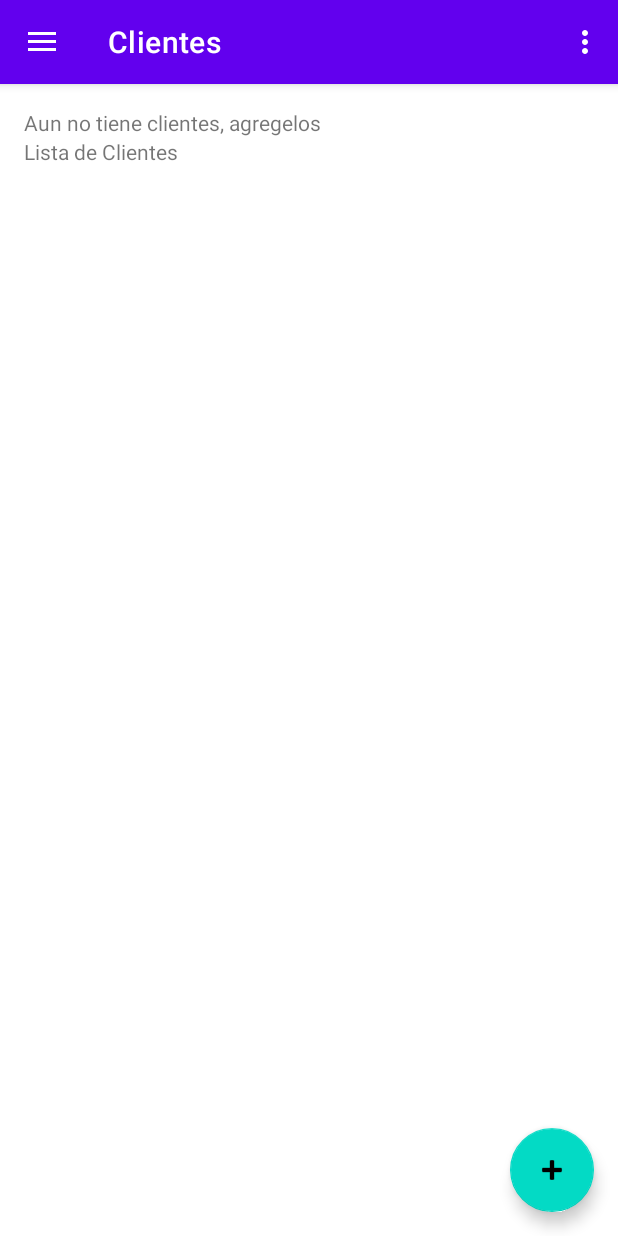
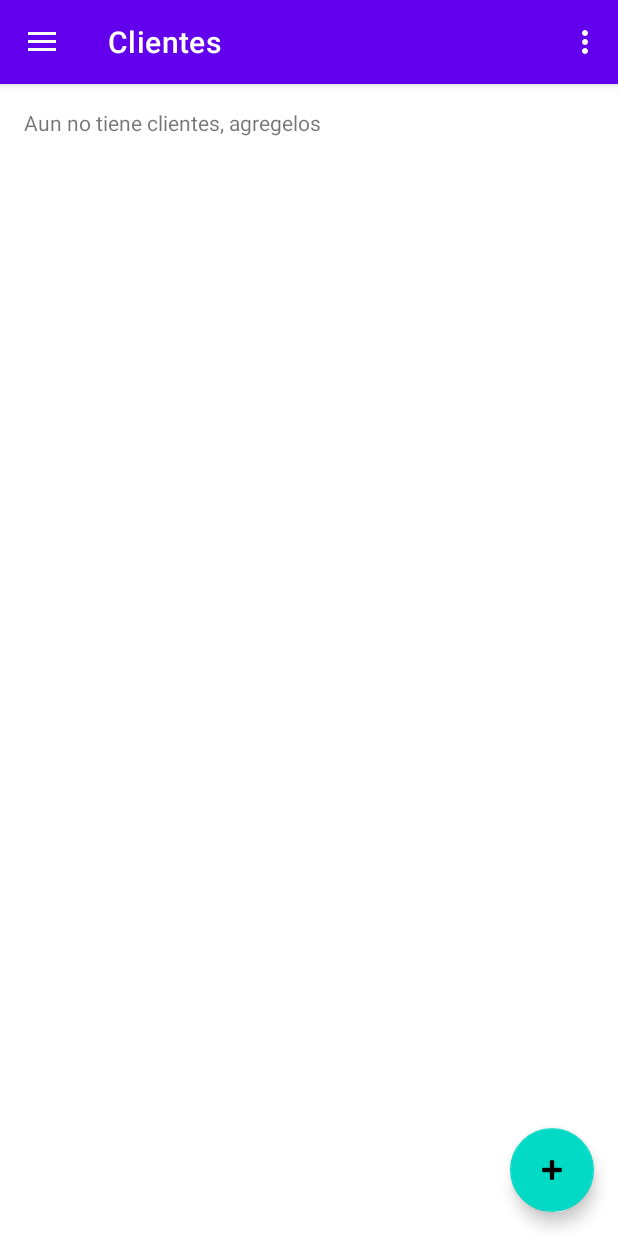
Before and after one commit to muimui69/1-parcial-arqui-, an Android app: the screen it shows after launch (MainActivity), on a phone screen of 412 x 824 dp. Run offline under Robolectric (Android 15) with nearby library versions, the phone set to English and light mode, and no system bars; our stand-ins replace navigation-ui.

Commit message:
arregle: eliminar cliente,falta editar

```diff
--- a/app/src/main/java/com/example/personal_training/controlador/CCliente.kt
+++ b/app/src/main/java/com/example/personal_training/controlador/CCliente.kt
@@ -1,7 +1,6 @@
 package com.example.personal_training.controlador
 
 import android.content.Context
-import android.util.Log
 import com.example.personal_training.modelo.Cliente
 import com.example.personal_training.modelo.MCliente
 
--- a/app/src/main/java/com/example/personal_training/vista/ui/clientes/AgregarClienteFragment.kt
+++ b/app/src/main/java/com/example/personal_training/vista/ui/clientes/AgregarClienteFragment.kt
@@ -41,6 +41,7 @@ class AgregarClienteFragment : Fragment() {
         adapter.setDropDownViewResource(android.R.layout.simple_spinner_dropdown_item)
         binding.spinnerSexo.adapter = adapter
 
+
         // Configuración del botón para guardar cliente
         binding.btnGuardarCliente.setOnClickListener {
             val nombre = binding.etNombreCliente.text.toString()
@@ -76,6 +77,7 @@ class AgregarClienteFragment : Fragment() {
         }
     }
 
+
     override fun onDestroyView() {
         super.onDestroyView()
         _binding = null
--- a/app/src/main/java/com/example/personal_training/vista/ui/clientes/HomeFragment.kt
+++ b/app/src/main/java/com/example/personal_training/vista/ui/clientes/HomeFragment.kt
@@ -1,7 +1,6 @@
 package com.example.personal_training.vista.ui.clientes
 
 import android.os.Bundle
-import android.util.Log
 import android.view.LayoutInflater
 import android.view.View
 import android.view.ViewGroup
@@ -14,6 +13,7 @@ import com.example.personal_training.modelo.Cliente
 class HomeFragment : Fragment() {
 
     private var _binding: FragmentClientesBinding? = null
+    private lateinit var controladorCliente: CCliente
 
     // This property is only valid between onCreateView and
     // onDestroyView.
@@ -31,7 +31,7 @@ class HomeFragment : Fragment() {
         super.onViewCreated(view, savedInstanceState)
 
         val controladorCliente = CCliente(requireContext())
-        val listaClientes: List<Cliente> = controladorCliente.obtenerClientes()
+        val listaClientes: MutableList<Cliente> =  controladorCliente.obtenerClientes().toMutableList()
 
         if (listaClientes.isEmpty()) {
             binding.recyclerViewClientes.visibility = View.GONE
@@ -41,7 +41,7 @@ class HomeFragment : Fragment() {
             binding.textNoClientes.visibility = View.GONE
             binding.recyclerViewClientes.apply {
                 layoutManager = LinearLayoutManager(requireContext())
-                adapter = ClienteAdapter(listaClientes)
+                adapter = ClienteAdapter(listaClientes,controladorCliente)
             }
         }
     }
--- a/app/src/main/res/layout/fragment_clientes.xml
+++ b/app/src/main/res/layout/fragment_clientes.xml
@@ -10,12 +10,15 @@
         android:layout_width="wrap_content"
         android:layout_height="wrap_content"
         android:text="Aun no tiene clientes, agregelos"
-        android:visibility="gone" />
+        android:visibility="visible" />
+
     <TextView
         android:id="@+id/text_clientes"
         android:layout_width="wrap_content"
         android:layout_height="wrap_content"
-        android:text="Lista de Clientes" />
+        android:text="Lista de Clientes"
+        android:visibility="gone"
+        />
 
     <androidx.recyclerview.widget.RecyclerView
         android:id="@+id/recycler_view_clientes"
```
Also changed, not shown: app/src/main/java/com/example/personal_training/vista/ui/clientes/ClienteAdapter.kt (+26 -5 lines).
